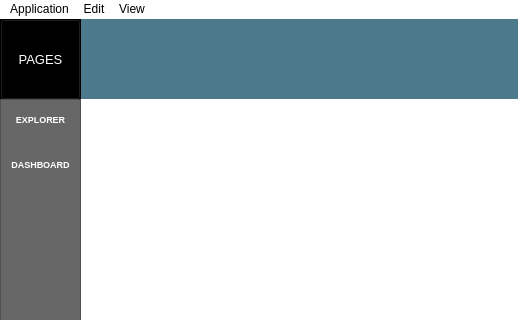
The window that src/gui/mainwindow.ui (Sekky61/MQTT-monitor) describes before a commit, drawn with Qt 5; both pictures show x 0 to 518 and y 0 to 320 of the 1150 by 850 pixel window.
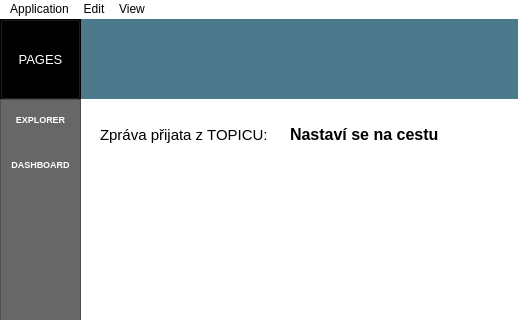
The same window after the commit.

Commit message: dashboard layout

Diff of the .ui file:
```diff
--- a/src/gui/mainwindow.ui
+++ b/src/gui/mainwindow.ui
@@ -1111,17 +1111,6 @@
        <string>Nastaví se na cestu</string>
       </property>
      </widget>
-     <widget class="QWidget" name="gridLayoutWidget">
-      <property name="geometry">
-       <rect>
-        <x>0</x>
-        <y>80</y>
-        <width>1071</width>
-        <height>701</height>
-       </rect>
-      </property>
-      <layout class="QGridLayout" name="tiles_layout"/>
-     </widget>
     </widget>
    </widget>
    <widget class="QFrame" name="frame_3">
```
The commit also changes 13 other files.
